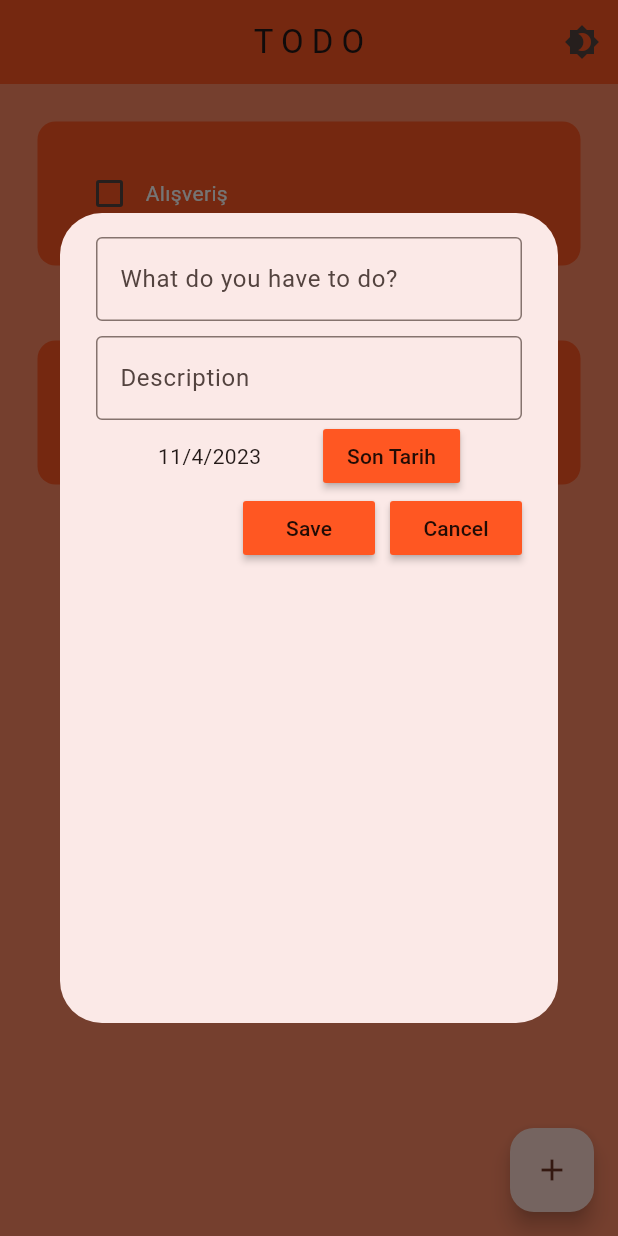
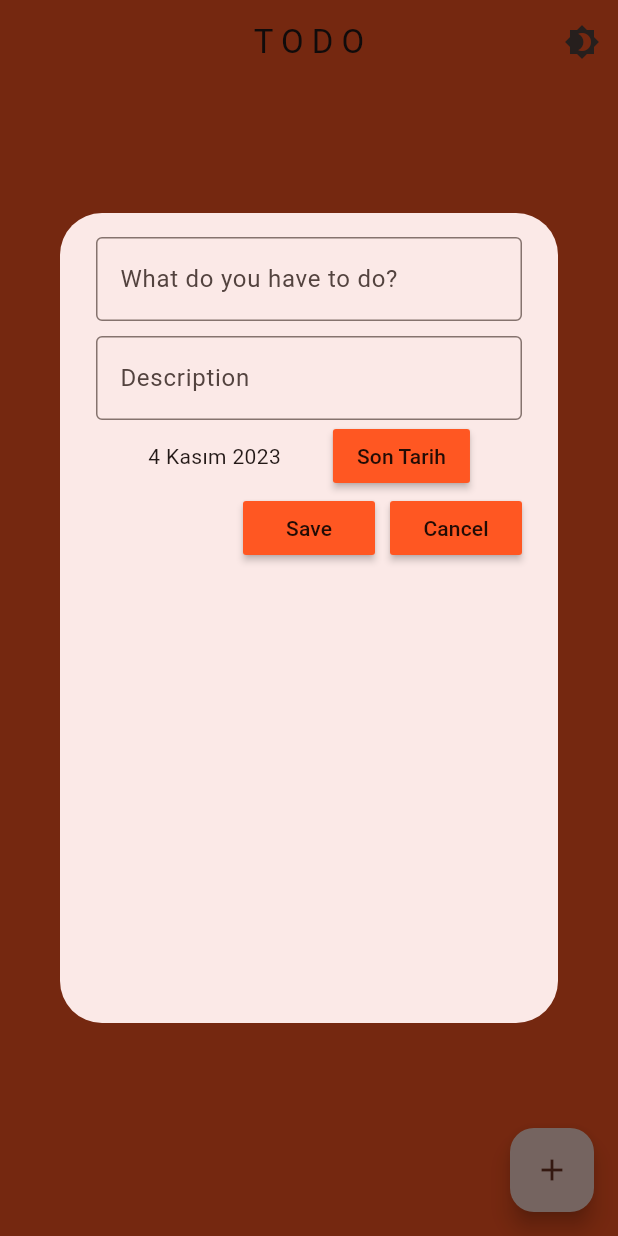
Before and after one commit to omerkincal/todos_application, a Flutter app: the screen it shows after launch, after a tap on the "add" icon, on a phone screen of 412 x 824 dp. Run offline on Flutter 3.47's test engine with Material 2 defaults, Android fonts, the phone set to English and light mode, and no system bars; our stand-ins replace freezed_annotation, get_it, hive, hive_flutter; accounts and stored records are empty.

Commit message:
code refactored and hive errors solved

```diff
--- a/lib/app.dart
+++ b/lib/app.dart
@@ -26,7 +26,9 @@ class App extends StatelessWidget {
         ),
         useMaterial3: true,
       ),
-      darkTheme: ThemeData.dark(),
+      darkTheme: ThemeData.dark(
+        useMaterial3: true,
+      ),
       home: const HomeView(),
     );
   }
--- a/lib/data/datasources/local/hive_datasources.dart
+++ b/lib/data/datasources/local/hive_datasources.dart
@@ -1,43 +1,20 @@
-import 'package:hive_flutter/hive_flutter.dart';
+import 'package:todos_application/data/datasources/local/todos.dart';
 import 'package:todos_application/data/models/todo.dart';
 
-class HiveDataSource {
-  List<dynamic> toDoList = [];
-  Todo todo1 = Todo(
-    id: 1,
-    title: "Alışveriş",
-    description: "markete gitmeyi unutma",
-    isCompleted: false,
-    priority: 1,
-    dueDate: DateTime.now(),
-  );
+class HiveDatabaseService {
+  final _myBox = Boxes.getTodos();
 
-  Todo todo2 = Todo(
-    id: 2,
-    title: "Spor",
-    description: "spor yapmayı unutma",
-    isCompleted: false,
-    priority: 2,
-    dueDate: DateTime.now(),
-  );
-
-  // uygulama ilk çalıştığında gözükecek örnek todolar
-  void createInitialData() {
-    toDoList = [
-      todo1,
-      todo2,
-    ];
-  }
-
-  // güncel todoları çek
-  void loadData() {
-    toDoList = _myBox.get('TODOLIST');
+  // güncel todoları çeker
+  List<Todo> loadData() {
+    return _myBox.values.toList().cast<Todo>();
   }
 
   // yeni todolar ekler veya var olan todoyu günceller
-  void updateDatabase() {
-    _myBox.put('TODOLIST', toDoList);
+  void addNewTodo(Todo todo) {
+    _myBox.add(todo);
   }
 
-  final _myBox = Hive.box('todoBox');
+  void deleteTodo(Todo todo) {
+    todo.delete();
+  }
 }
--- /dev/null
+++ b/lib/data/datasources/local/todos.dart
@@ -0,0 +1,6 @@
+import 'package:hive/hive.dart';
+import '/data/models/todo.dart';
+
+class Boxes {
+  static Box<Todo> getTodos() => Hive.box<Todo>('todos');
+}
--- a/lib/data/models/todo.dart
+++ b/lib/data/models/todo.dart
@@ -1,20 +1,27 @@
-import 'package:freezed_annotation/freezed_annotation.dart';
+// import 'package:freezed_annotation/freezed_annotation.dart';
+// part 'todo.freezed.dart';
 
-part 'todo.freezed.dart';
+import 'package:hive/hive.dart';
+
 part 'todo.g.dart';
 
-@unfreezed
-class Todo with _$Todo {
-  factory Todo({
-    required int id,
-    required String title,
-    required String description,
-    required bool isCompleted,
-    required int priority,
-    required DateTime dueDate,
-  }) = _Todo;
+// @unfreezed
+@HiveType(typeId: 0)
+class Todo extends HiveObject {
+  @HiveField(0)
+  late int id;
+  @HiveField(1)
+  late String title;
+  @HiveField(2)
+  late String description;
+  @HiveField(3)
+  late bool isCompleted = false;
+  @HiveField(4)
+  late int priority;
+  @HiveField(5)
+  late DateTime dueDate;
 
-  factory Todo.fromJson(Map<String, dynamic> json) => _$TodoFromJson(json);
+  // factory Todo.fromJson(Map<String, dynamic> json) => _$TodoFromJson(json);
 
   // Todo getModelFromEntity({required TodoEntity entity}) {
   //   return Todo(
--- a/lib/locator/get_it_locator.dart
+++ b/lib/locator/get_it_locator.dart
@@ -1,13 +1,18 @@
 import 'package:get_it/get_it.dart';
 import 'package:hive_flutter/hive_flutter.dart';
 import 'package:todos_application/data/datasources/local/hive_datasources.dart';
+import 'package:todos_application/data/models/todo.dart';
 
 class ServiceLocator {
   static final locator = GetIt.instance;
 
   static Future<void> setup() async {
     await Hive.initFlutter();
-    await Hive.openBox('todoBox');
-    locator.registerLazySingleton<HiveDataSource>(() => HiveDataSource());
+    Hive.registerAdapter(TodoAdapter());
+
+    await Hive.openBox<Todo>('todos');
+    locator.registerLazySingleton<TodoAdapter>(() => TodoAdapter());
+    locator.registerLazySingleton<HiveDatabaseService>(
+        () => HiveDatabaseService());
   }
 }
--- a/lib/main.dart
+++ b/lib/main.dart
@@ -1,7 +1,9 @@
 import 'package:flutter/material.dart';
-// import 'package:hive_flutter/hive_flutter.dart';
+import 'package:hive_flutter/hive_flutter.dart';
+import 'package:intl/date_symbol_data_local.dart';
 import 'package:provider/provider.dart';
-import 'package:todos_application/locator/get_it_locator.dart';
+import 'package:todos_application/data/models/todo.dart';
+// import 'package:todos_application/locator/get_it_locator.dart';
 // import 'package:todos_application/data/datasources/local/hive_datasources.dart';
 
 import 'app.dart';
@@ -10,9 +12,11 @@ import 'presentation/blocs/theme_provider.dart';
 
 void main() async {
   WidgetsFlutterBinding.ensureInitialized();
-  // await Hive.initFlutter();
-  // await Hive.openBox('todoBox');
-  await ServiceLocator.setup();
+  await initializeDateFormatting('tr_TR', null);
+  await Hive.initFlutter();
+  Hive.registerAdapter(TodoAdapter());
+  await Hive.openBox<Todo>('todos');
+  // await ServiceLocator.setup();
   runApp(
     ChangeNotifierProvider(
       create: (context) => ThemeProvider(),
--- a/lib/presentation/controllers/todo_controller.dart
+++ b/lib/presentation/controllers/todo_controller.dart
@@ -1,7 +1,7 @@
 // presentation/controllers/todo_controller.dart
 import 'package:flutter/widgets.dart';
-import 'package:todos_application/data/datasources/local/hive_datasources.dart';
 
+import '../../data/datasources/local/hive_datasources.dart';
 import '../../data/repositories/todo_repository.dart';
 import '../../domain/entites/todo_entity.dart';
 import '../../domain/usecases/get_todo_by_id.dart';
@@ -18,7 +18,7 @@ class TodoController extends ChangeNotifier {
   // );
 
   TodoController(TodoRepository todoRepository,
-      [HiveDataSource? hiveDataSource] // Bu repository parametresi
+      [HiveDatabaseService? hiveDataSource] // Bu repository parametresi
       )
       : _getTodosUseCase = GetTodosUseCase(todoRepository),
         _saveTodoUseCase = SaveTodoUseCase(todoRepository);
--- a/lib/presentation/features/components/diolog_box.dart
+++ /dev/null
@@ -1,125 +0,0 @@
-import 'package:flutter/material.dart';
-import 'package:intl/intl.dart';
-import 'package:todos_application/data/datasources/local/hive_datasources.dart';
-import 'package:todos_application/data/models/todo.dart';
-
-import '../../../locator/get_it_locator.dart';
-import 'my_button.dart';
-
-class DiologBox extends StatefulWidget {
-  const DiologBox({super.key});
-
-  @override
-  State<DiologBox> createState() => _DiologBoxState();
-}
-
-class _DiologBoxState extends State<DiologBox> {
-  final HiveDataSource _hiveService = ServiceLocator.locator<HiveDataSource>();
-
-  DateTime selectedDate = DateTime.now();
-  TextEditingController titleController = TextEditingController();
-  TextEditingController descriptionController = TextEditingController();
-  TextEditingController priorityController = TextEditingController();
-
-  Future<void> selectDate(BuildContext context) async {
-    final DateTime? picked = await showDatePicker(
-      context: context,
-      initialDate: selectedDate,
-      firstDate: DateTime.now(),
-      lastDate: DateTime(2101),
-    );
-    if (picked != null && picked != selectedDate) {
-      setState(() {
-        selectedDate = picked;
-      });
-    }
-  }
-
-  // void saveNewTask() {
-  //   setState(() {
-  //     db.toDoList.add([_controller.text.trim(), false]);
-  //     _controller.clear();
-  //   });
-  //   Navigator.of(context).pop();
-  //   db.updateDatabase();
-  // }
-
-  void createNewTodo() {
-    Todo newTodo = Todo(
-      id: _hiveService.toDoList.length + 1,
-      title: titleController.text,
-      description: descriptionController.text,
-      dueDate: selectedDate,
-      priority: 1,
-      isCompleted: false,
-    );
-    _hiveService.toDoList.add(newTodo);
-    _hiveService.updateDatabase();
-  }
-
-  @override
-  Widget build(BuildContext context) {
-    return AlertDialog(
-      backgroundColor: Theme.of(context).secondaryHeaderColor,
-      content: SizedBox(
-        height: 500,
-        width: 300,
-        child: Column(
-          children: [
-            //get inputs from user
-            TextField(
-              controller: titleController,
-              decoration: const InputDecoration(
-                border: OutlineInputBorder(),
-                hintText: "What do you have to do?",
-              ),
-            ),
-            const SizedBox(height: 10),
-            TextField(
-              controller: descriptionController,
-              maxLines: null, // null kullanarak çoklu satır girişine izin verin
-              decoration: const InputDecoration(
-                border: OutlineInputBorder(),
-                hintText: 'Description',
-              ),
-            ),
-
-            Row(
-              mainAxisAlignment: MainAxisAlignment.spaceEvenly,
-              children: [
-                Text(
-                  DateFormat('yMd').format(selectedDate),
-                ),
-                MyButton(
-                  text: 'Son Tarih',
-                  onPressed: () async {
-                    selectDate(context);
-                  },
-                ),
-              ],
-            ),
-
-            //buttons save and cancel
-            Row(
-              mainAxisAlignment: MainAxisAlignment.end,
-              children: [
-                MyButton(
-                    text: "Save",
-                    onPressed: () {
-                      createNewTodo();
-                    }),
-                const SizedBox(width: 10),
-                MyButton(
-                  text: "Cancel",
-                  onPressed: () {
-                    Navigator.pop(context);
-                  },
-                ),
-              ],
-            )
-          ],
-        ),
-      ),
-    );
-  }
-}
--- a/lib/presentation/features/components/todo_tile.dart
+++ b/lib/presentation/features/components/todo_tile.dart
@@ -21,7 +21,7 @@ class ToDoTile extends StatelessWidget {
       child: Container(
         padding: const EdgeInsets.all(24),
         decoration: BoxDecoration(
-          color: Theme.of(context).primaryColor,
+          color: Theme.of(context).primaryColorDark,
           borderRadius: BorderRadius.circular(12),
         ),
         child: Row(
--- a/lib/presentation/features/home/home_view.dart
+++ b/lib/presentation/features/home/home_view.dart
@@ -1,11 +1,14 @@
 import 'package:flutter/material.dart';
+import 'package:hive/hive.dart';
 import 'package:hive_flutter/hive_flutter.dart';
+import 'package:intl/intl.dart';
 import 'package:provider/provider.dart';
+import 'package:todos_application/data/datasources/local/hive_datasources.dart';
+import 'package:todos_application/data/datasources/local/todos.dart';
 
-import '../../../data/datasources/local/hive_datasources.dart';
-import '../../../locator/get_it_locator.dart';
+import '../../../data/models/todo.dart';
 import '../../blocs/theme_provider.dart';
-import '../components/diolog_box.dart';
+import '../components/my_button.dart';
 import '../components/todo_tile.dart';
 
 class HomeView extends StatefulWidget {
@@ -16,36 +19,19 @@ class HomeView extends StatefulWidget {
 }
 
 class _HomeViewState extends State<HomeView> {
-  final _myBox = Hive.box('todoBox');
-
-  final HiveDataSource _hiveService = ServiceLocator.locator<HiveDataSource>();
+  final HiveDatabaseService _hiveDatabaseService = HiveDatabaseService();
 
   @override
-  void initState() {
-    if (_myBox.get('TODOLIST') == null) {
-      _hiveService.createInitialData();
-    } else {
-      _hiveService.loadData();
-    }
-    super.initState();
-  }
-
-  deleteTheTask(int index) {
-    _hiveService.toDoList.removeAt(index);
-    _hiveService.updateDatabase();
-  }
-
-  void checkBoxChanged(int index) {
-    setState(() {
-      _hiveService.toDoList[index].isCompleted =
-          !_hiveService.toDoList[index].isCompleted;
-    });
+  void dispose() {
+    // Hive.close();
+    Hive.box('todos').close();
+    super.dispose();
   }
 
   @override
   Widget build(BuildContext context) {
     return Scaffold(
-      backgroundColor: Colors.deepOrange.shade300,
+      backgroundColor: Theme.of(context).primaryColor,
       appBar: AppBar(
         title: const Text(
           'T O D O',
@@ -66,51 +52,163 @@ class _HomeViewState extends State<HomeView> {
       ),
       floatingActionButton: FloatingActionButton(
         child: const Icon(Icons.add),
-        onPressed: () {
+        onPressed: () async {
           showDialog(
             context: context,
-            builder: (BuildContext context) {
-              return const DiologBox(); // Ya da DiologBox() widget'inizi burada çağırabilirsiniz.
+            builder: (_) {
+              return addNewTodo();
             },
-          );
+          ); // Ya da DiologBox() widget'inizi burada çağırabilirsiniz.
         },
       ),
-      body: _hiveService.toDoList.isEmpty
+      body: ValueListenableBuilder<Box<Todo>>(
+        valueListenable: Boxes.getTodos().listenable(),
+        builder: (context, box, _) {
+          final todos = box.values.toList().cast<Todo>();
+          return buildContent(todos);
+        },
+      ),
+    );
+  }
+
+  Widget addNewTodo() {
+    DateTime selectedDate = DateTime.now();
+    TextEditingController titleController = TextEditingController();
+    TextEditingController descriptionController = TextEditingController();
+    // TextEditingController priorityController = TextEditingController();
+
+    Future<void> selectDate(BuildContext context) async {
+      final DateTime? picked = await showDatePicker(
+        context: context,
+        initialDate: selectedDate,
+        firstDate: DateTime.now(),
+        lastDate: DateTime(2101),
+      );
+      if (picked != null && picked != selectedDate) {
+        setState(() {
+          selectedDate = picked;
+        });
+      }
+    }
+
+    void createNewTodo() {
+      dynamic newTodo = Todo()
+        ..id = 1
+        ..description = descriptionController.text
+        ..title = titleController.text
+        ..dueDate = selectedDate
+        ..priority = 1
+        ..isCompleted = false;
+      _hiveDatabaseService.addNewTodo(newTodo);
+      Navigator.pop(context);
+    }
+
+    return AlertDialog(
+      backgroundColor: Theme.of(context).secondaryHeaderColor,
+      content: SizedBox(
+        height: 500,
+        width: 300,
+        child: Column(
+          children: [
+            //get inputs from user
+            TextField(
+              controller: titleController,
+              decoration: const InputDecoration(
+                border: OutlineInputBorder(),
+                hintText: "What do you have to do?",
+              ),
+            ),
+            const SizedBox(height: 10),
+            TextField(
+              controller: descriptionController,
+              maxLines: null, // null kullanarak çoklu satır girişine izin verin
+              decoration: const InputDecoration(
+                border: OutlineInputBorder(),
+                hintText: 'Description',
+              ),
+            ),
+
+            Row(
+              mainAxisAlignment: MainAxisAlignment.spaceEvenly,
+              children: [
+                Text(
+                  DateFormat.yMMMMd('tr_TR').format(selectedDate),
+                ),
+                MyButton(
+                  text: 'Son Tarih',
+                  onPressed: () {
+                    selectDate(context);
+                  },
+                ),
+              ],
+            ),
+
+            //buttons save and cancel
+            Row(
+              mainAxisAlignment: MainAxisAlignment.end,
+              children: [
+                MyButton(
+                    text: "Save",
+                    onPressed: () {
+                      createNewTodo();
+                    }),
+                const SizedBox(width: 10),
+                MyButton(
+                  text: "Cancel",
+                  onPressed: () {
+                    Navigator.pop(context);
+                  },
+                ),
+              ],
+            )
+          ],
+        ),
+      ),
+    );
+  }
+
+  Widget buildContent(List<Todo> todos) {
+    return todos.isEmpty
         ? const Center(
             child: Text('Yapılacak iş kalmadı'),
           )
         : ListView.builder(
-              itemCount: _hiveService.toDoList.length,
+            itemCount: todos.length,
             itemBuilder: (context, index) {
               return Dismissible(
                 //confirmDismiss: ,
                 onDismissed: (direction) {
-                    // if (direction == DismissDirection.endToStart) {
-                    deleteTheTask(index);
-                    // }
-                    //  else if (direction == DismissDirection.startToEnd) {
-                    //   updateTheTask(index);
-                    // }
+                  deleteTodo(todos[index]);
                 },
                 background: Container(
-                    color: Colors.redAccent,
+                  color: Theme.of(context).canvasColor,
                   alignment: Alignment.centerRight,
                   padding: const EdgeInsets.all(25),
                   margin: const EdgeInsets.all(25),
                   child: const Icon(Icons.delete),
                 ),
-
-                  key: Key(_hiveService.toDoList[index].toString()),
+                key: UniqueKey(),
                 child: ToDoTile(
-                    taskName: _hiveService.toDoList[index].title,
-                    isTaskCompleted: _hiveService.toDoList[index].isCompleted,
+                  taskName: todos[index].title,
+                  isTaskCompleted: todos[index].isCompleted,
                   onChanged: (value) {
-                      checkBoxChanged(index);
+                    checkBoxChanged(todos[index]);
                   },
                 ),
               );
             },
-            ),
           );
   }
+
+  void checkBoxChanged(Todo todo) {
+    setState(() {
+      todo.isCompleted = !todo.isCompleted;
+    });
   }
+
+  void deleteTodo(Todo todo) {
+    setState(() {
+      _hiveDatabaseService.deleteTodo(todo);
+    });
+  }
+}
```
Also changed, not shown: lib/data/repositories/todo_repository.dart (+11 -13 lines), pubspec.yaml (+6 -12 lines), lib/data/models/todo.freezed.dart (deleted), lib/data/models/todo.g.dart, pubspec.lock. Lines whose indentation alone changed are shown as unchanged.
